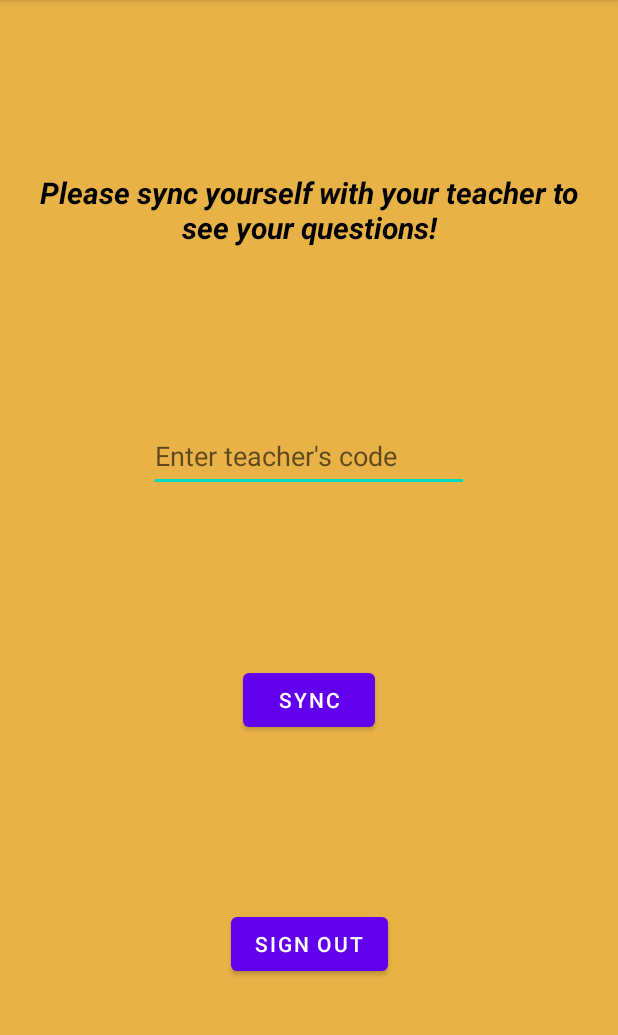
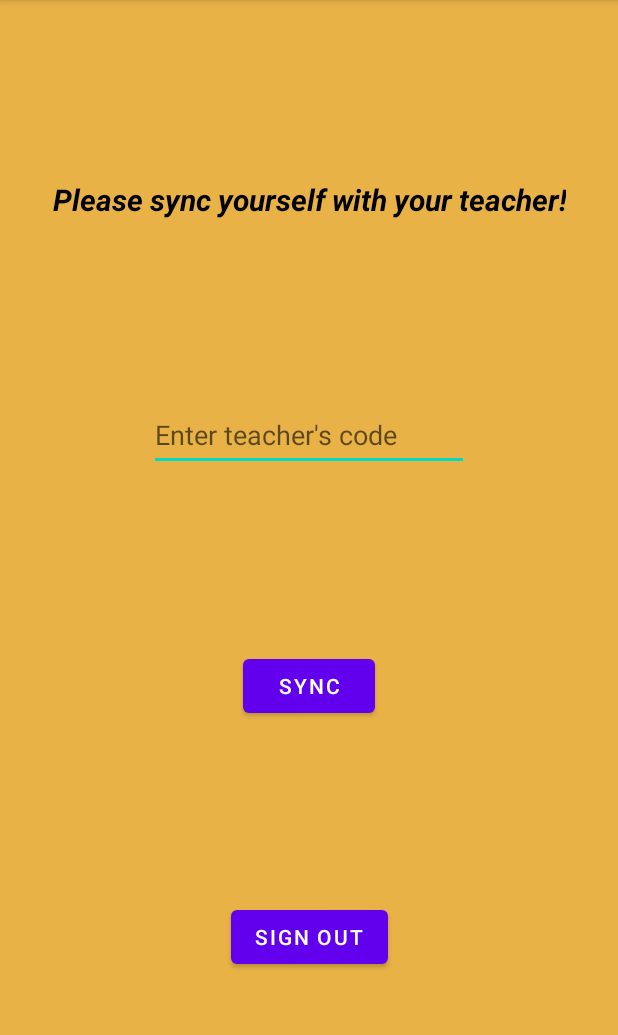
Before and after one commit to BananaBruise/QuizzingApp, an Android app: the AnswererSyncActivity screen opened directly, with no data from a screen before it, on a phone screen of 412 x 824 dp, the part 84-1119 px from its top. Run offline under Robolectric (Android 15) with nearby library versions, the phone set to English and light mode, and no system bars; our stand-ins replace Firebase (no records; nobody signed in at launch, a user with empty details on screens opened directly).

Commit message:
small changes

```diff
--- a/QuizzingApp/app/src/main/java/com/app/QuizzingApp/Navigation.java
+++ b/QuizzingApp/app/src/main/java/com/app/QuizzingApp/Navigation.java
@@ -80,7 +80,7 @@ public class Navigation {
         AlertDialog.Builder builder = new AlertDialog.Builder(activity);
 
         // set text for popup
-        builder.setMessage("Upon retry, questions are sorted in decreasing order of importance:\n" +
+        builder.setMessage("Upon retry, questions are sorted, in decreasing order of importance,:\n" +
                 sortPrompt);
 
         // add the buttons
--- a/QuizzingApp/app/src/main/res/layout/activity_answerer_sync.xml
+++ b/QuizzingApp/app/src/main/res/layout/activity_answerer_sync.xml
@@ -15,7 +15,7 @@
         android:layout_height="wrap_content"
         android:paddingLeft="0dp"
         android:paddingRight="0dp"
-        android:text="Please sync yourself with your teacher to see your questions!"
+        android:text="Please sync yourself with your teacher!"
         android:textAlignment="center"
         android:textColor="@color/black"
         android:textSize="20sp"
```
Also changed, not shown: 14 other files.
